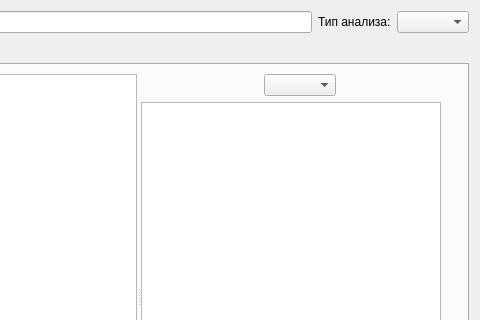
The window that src/MeasureData/src/analysisform.ui (maluginp/Tsunami) describes before a commit, drawn with Qt 5; both pictures show x 203 to 683 and y 0 to 320 of the 683 by 567 pixel window.
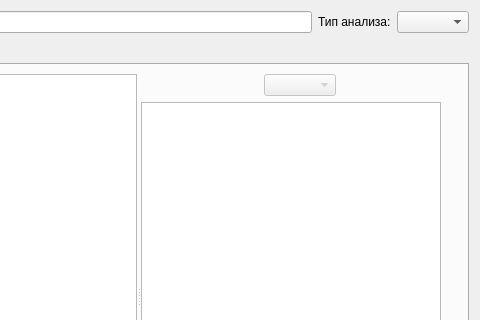
The same window after the commit. The open tabs and pages were chosen to show the change.

The edit to the form file:
```diff
--- a/src/MeasureData/src/analysisform.ui
+++ b/src/MeasureData/src/analysisform.ui
@@ -220,6 +220,9 @@
                </item>
                <item>
                 <widget class="QComboBox" name="typeOutputItemComboBox">
+                 <property name="enabled">
+                  <bool>false</bool>
+                 </property>
                  <property name="maximumSize">
                   <size>
                    <width>200</width>
```
